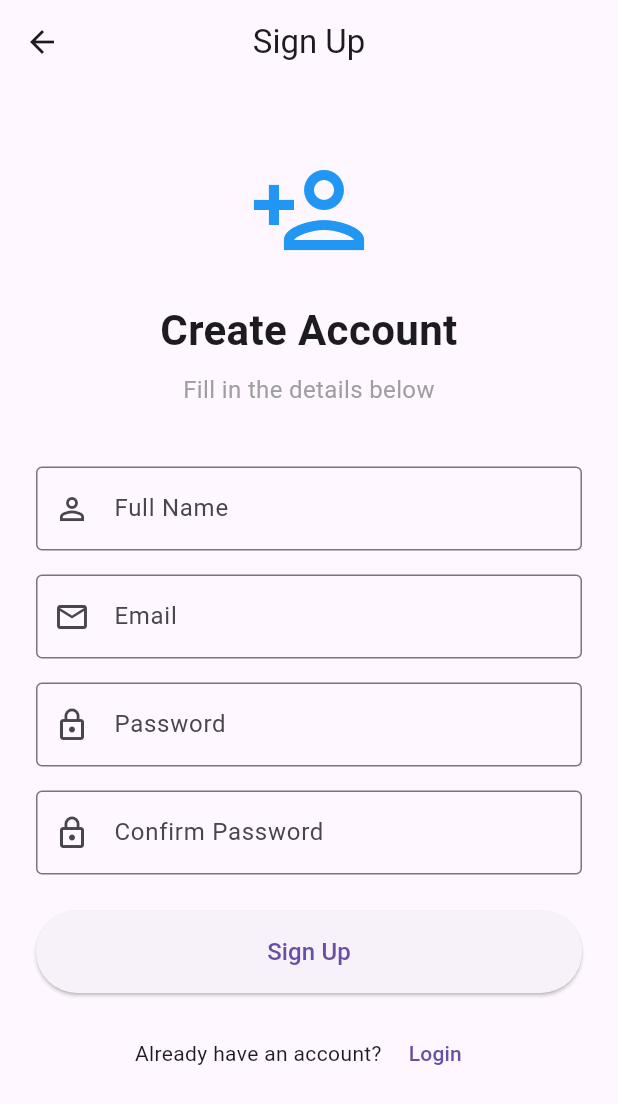
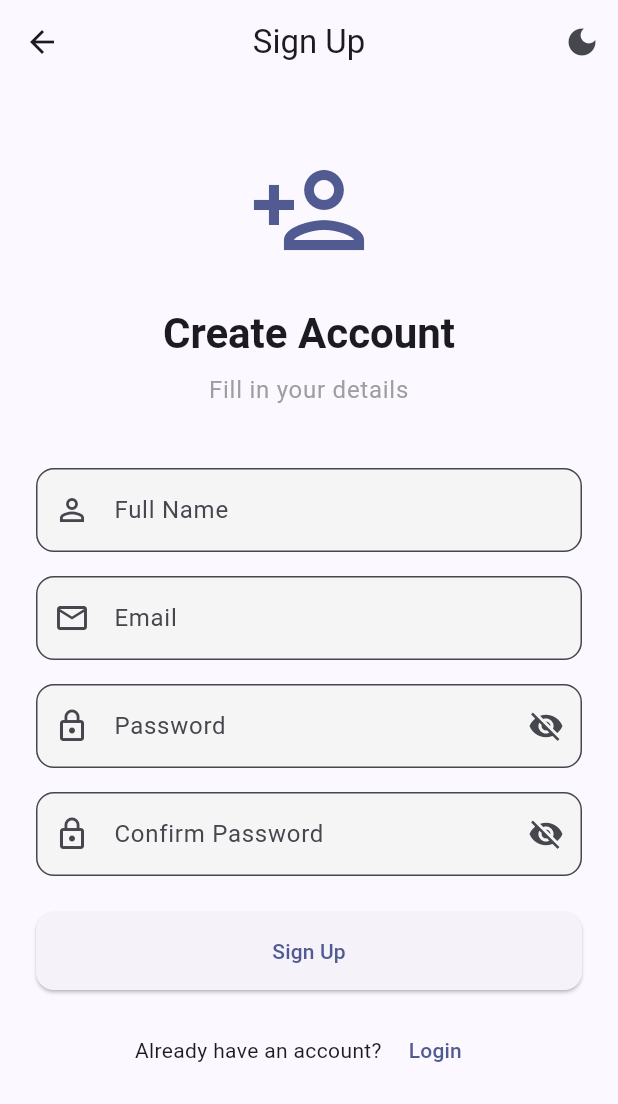
Before and after one commit to SaintThis/flutter_test_1, a Flutter app: the screen it shows after launch, after a tap on "Login", after a tap on "Sign Up", on a phone screen of 412 x 824 dp. Shown: the top 1104 px of the screen. Run offline on Flutter 3.47's test engine with Material 3 defaults, Android fonts, the phone set to English and light mode, and no system bars; our stand-ins replace get, get_storage; accounts and stored records are empty.

Commit message:
feat: Implement core user authentication flow with login, signup, and home views, API service, and theme management.

```diff
--- /dev/null
+++ b/lib/controllers/theme_controller.dart
@@ -0,0 +1,84 @@
+import 'package:flutter/material.dart';
+import 'package:get/get.dart';
+import 'package:get_storage/get_storage.dart';
+
+/// ThemeController - Manages dark/light theme switching
+/// Uses GetX for reactive state management
+class ThemeController extends GetxController {
+  // GetStorage instance for saving theme preference locally
+  final GetStorage _storage = GetStorage();
+
+  // Key used to store theme preference in local storage
+  static const String _themeKey = 'is_dark_mode';
+
+  // Observable boolean - when this changes, UI automatically updates
+  // .obs makes it reactive (GetX feature)
+  final RxBool isDarkMode = false.obs;
+
+  @override
+  void onInit() {
+    super.onInit();
+    // Load saved theme preference when app starts
+    // ?? false means: if no saved value, default to light mode
+    isDarkMode.value = _storage.read(_themeKey) ?? false;
+  }
+
+  /// Toggle between dark and light theme
+  void toggleTheme() {
+    isDarkMode.value = !isDarkMode.value;
+    // Save preference to local storage so it persists after app restart
+    _storage.write(_themeKey, isDarkMode.value);
+  }
+
+  // ============ LIGHT THEME ============
+  static ThemeData get lightTheme {
+    return ThemeData(
+      useMaterial3: true,
+      brightness: Brightness.light,
+      colorScheme: ColorScheme.fromSeed(
+        seedColor: Colors.indigo,
+        brightness: Brightness.light,
+      ),
+      // Input field styling
+      inputDecorationTheme: InputDecorationTheme(
+        filled: true,
+        fillColor: Colors.grey.shade100,
+        border: OutlineInputBorder(borderRadius: BorderRadius.circular(12)),
+      ),
+      // Button styling
+      elevatedButtonTheme: ElevatedButtonThemeData(
+        style: ElevatedButton.styleFrom(
+          padding: const EdgeInsets.symmetric(vertical: 16),
+          shape: RoundedRectangleBorder(
+            borderRadius: BorderRadius.circular(12),
+          ),
+        ),
+      ),
+    );
+  }
+
+  // ============ DARK THEME ============
+  static ThemeData get darkTheme {
+    return ThemeData(
+      useMaterial3: true,
+      brightness: Brightness.dark,
+      colorScheme: ColorScheme.fromSeed(
+        seedColor: Colors.indigo,
+        brightness: Brightness.dark,
+      ),
+      inputDecorationTheme: InputDecorationTheme(
+        filled: true,
+        fillColor: Colors.grey.shade800,
+        border: OutlineInputBorder(borderRadius: BorderRadius.circular(12)),
+      ),
+      elevatedButtonTheme: ElevatedButtonThemeData(
+        style: ElevatedButton.styleFrom(
+          padding: const EdgeInsets.symmetric(vertical: 16),
+          shape: RoundedRectangleBorder(
+            borderRadius: BorderRadius.circular(12),
+          ),
+        ),
+      ),
+    );
+  }
+}
--- a/lib/main.dart
+++ b/lib/main.dart
@@ -2,34 +2,64 @@ import 'package:flutter/material.dart';
 import 'package:get/get.dart';
 import 'package:get_storage/get_storage.dart';
 import 'controllers/auth_controller.dart';
+import 'controllers/theme_controller.dart';
 import 'routes/app_routes.dart';
 
+/// Main entry point of the application
 void main() async {
+  // Ensure Flutter is initialized before async operations
   WidgetsFlutterBinding.ensureInitialized();
+
+  // Initialize GetStorage for local data persistence
   await GetStorage.init();
 
-  // Inject AuthController
+  // Register controllers using GetX dependency injection
+  // Get.put() makes the controller available globally via Get.find()
+  Get.put(ThemeController());
   Get.put(AuthController());
 
   runApp(const MyApp());
 }
 
+/// Root widget of the application
 class MyApp extends StatelessWidget {
   const MyApp({super.key});
 
   @override
   Widget build(BuildContext context) {
-    return GetMaterialApp(
-      title: 'Flutter Auth Demo',
-      debugShowCheckedModeBanner: false,
-      theme: ThemeData(primarySwatch: Colors.blue, useMaterial3: true),
-      initialRoute: _getInitialRoute(),
-      getPages: AppRoutes.routes,
+    // Get the theme controller to watch for theme changes
+    final themeController = Get.find<ThemeController>();
+
+    // Obx rebuilds when isDarkMode changes
+    return Obx(
+      () => GetMaterialApp(
+        title: 'Flutter Auth Demo',
+        debugShowCheckedModeBanner: false,
+
+        // Light theme configuration
+        theme: ThemeController.lightTheme,
+
+        // Dark theme configuration
+        darkTheme: ThemeController.darkTheme,
+
+        // Current theme mode based on controller state
+        themeMode: themeController.isDarkMode.value
+            ? ThemeMode.dark
+            : ThemeMode.light,
+
+        // Initial route - check if user is already logged in
+        initialRoute: _getInitialRoute(),
+
+        // All available routes
+        getPages: AppRoutes.routes,
+      ),
     );
   }
 
+  /// Determine initial route based on login status
   String _getInitialRoute() {
     final authController = Get.find<AuthController>();
+    // If user is logged in, go to home; otherwise go to login
     return authController.isLoggedIn ? AppRoutes.home : AppRoutes.login;
   }
 }
--- a/lib/routes/app_routes.dart
+++ b/lib/routes/app_routes.dart
@@ -3,11 +3,15 @@ import '../views/login_view.dart';
 import '../views/signup_view.dart';
 import '../views/home_view.dart';
 
+/// AppRoutes - Centralized route configuration
+/// All navigation routes are defined here for easy management
 class AppRoutes {
+  // Route name constants - prevents typos when navigating
   static const String login = '/login';
   static const String signup = '/signup';
   static const String home = '/home';
 
+  // GetX page routes
   static final routes = [
     GetPage(name: login, page: () => LoginView()),
     GetPage(name: signup, page: () => SignupView()),
--- a/lib/views/login_view.dart
+++ b/lib/views/login_view.dart
@@ -1,18 +1,46 @@
 import 'package:flutter/material.dart';
 import 'package:get/get.dart';
 import '../controllers/auth_controller.dart';
+import '../controllers/theme_controller.dart';
 import '../routes/app_routes.dart';
 
+/// LoginView - Login screen UI
+/// This is the VIEW in MVC pattern - only handles UI, no business logic
 class LoginView extends StatelessWidget {
   LoginView({super.key});
 
+  // Get controllers using GetX dependency injection
+  // Get.find() retrieves the controller that was registered in main.dart
   final AuthController _authController = Get.find<AuthController>();
+  final ThemeController _themeController = Get.find<ThemeController>();
+
+  // Form key for validation
   final _formKey = GlobalKey<FormState>();
+
+  // Local state for password visibility toggle
+  final RxBool _obscurePassword = true.obs;
 
   @override
   Widget build(BuildContext context) {
     return Scaffold(
-      appBar: AppBar(title: const Text('Login'), centerTitle: true),
+      appBar: AppBar(
+        title: const Text('Login'),
+        centerTitle: true,
+        actions: [
+          // Theme toggle button
+          Obx(
+            () => IconButton(
+              onPressed: () => _themeController.toggleTheme(),
+              icon: Icon(
+                _themeController.isDarkMode.value
+                    ? Icons.light_mode
+                    : Icons.dark_mode,
+              ),
+              tooltip: 'Toggle Theme',
+            ),
+          ),
+        ],
+      ),
       body: SafeArea(
         child: SingleChildScrollView(
           padding: const EdgeInsets.all(24.0),
@@ -22,19 +50,30 @@ class LoginView extends StatelessWidget {
               crossAxisAlignment: CrossAxisAlignment.stretch,
               children: [
                 const SizedBox(height: 40),
-                // Logo or Title
-                const Icon(Icons.lock_outline, size: 80, color: Colors.blue),
-                const SizedBox(height: 20),
-                const Text(
+
+                // App Icon
+                Icon(
+                  Icons.lock_outline,
+                  size: 80,
+                  color: Theme.of(context).colorScheme.primary,
+                ),
+                const SizedBox(height: 24),
+
+                // Welcome Text
+                Text(
                   'Welcome Back',
                   textAlign: TextAlign.center,
-                  style: TextStyle(fontSize: 28, fontWeight: FontWeight.bold),
+                  style: Theme.of(context).textTheme.headlineMedium?.copyWith(
+                    fontWeight: FontWeight.bold,
+                  ),
                 ),
                 const SizedBox(height: 8),
-                const Text(
+                Text(
                   'Sign in to continue',
                   textAlign: TextAlign.center,
-                  style: TextStyle(fontSize: 16, color: Colors.grey),
+                  style: Theme.of(
+                    context,
+                  ).textTheme.bodyLarge?.copyWith(color: Colors.grey),
                 ),
                 const SizedBox(height: 40),
 
@@ -43,8 +82,8 @@ class LoginView extends StatelessWidget {
                   decoration: const InputDecoration(
                     labelText: 'Username',
                     prefixIcon: Icon(Icons.person_outline),
-                    border: OutlineInputBorder(),
                   ),
+                  // Update controller value when text changes
                   onChanged: (value) => _authController.username.value = value,
                   validator: (value) {
                     if (value == null || value.isEmpty) {
@@ -55,36 +94,51 @@ class LoginView extends StatelessWidget {
                 ),
                 const SizedBox(height: 16),
 
-                // Password Field
-                TextFormField(
-                  obscureText: true,
-                  decoration: const InputDecoration(
+                // Password Field with visibility toggle
+                Obx(
+                  () => TextFormField(
+                    obscureText: _obscurePassword.value,
+                    decoration: InputDecoration(
                       labelText: 'Password',
-                    prefixIcon: Icon(Icons.lock_outline),
-                    border: OutlineInputBorder(),
+                      prefixIcon: const Icon(Icons.lock_outline),
+                      // Suffix icon to toggle password visibility
+                      suffixIcon: IconButton(
+                        icon: Icon(
+                          _obscurePassword.value
+                              ? Icons.visibility_off
+                              : Icons.visibility,
                         ),
-                  onChanged: (value) => _authController.password.value = value,
-                  validator: (value) => _authController.validatePassword(value),
+                        onPressed: () =>
+                            _obscurePassword.value = !_obscurePassword.value,
+                      ),
+                    ),
+                    onChanged: (value) =>
+                        _authController.password.value = value,
+                    validator: (value) =>
+                        _authController.validatePassword(value),
+                  ),
                 ),
                 const SizedBox(height: 24),
 
                 // Login Button
+                // Obx rebuilds when isLoading changes
                 Obx(
                   () => ElevatedButton(
+                    // Disable button when loading
                     onPressed: _authController.isLoading.value
                         ? null
                         : () async {
+                            // Validate form first
                             if (_formKey.currentState!.validate()) {
                               final success = await _authController.login();
                               if (success) {
+                                // Navigate to home and remove login from stack
                                 Get.offAllNamed(AppRoutes.home);
                               }
                             }
                           },
-                    style: ElevatedButton.styleFrom(
-                      padding: const EdgeInsets.symmetric(vertical: 16),
-                    ),
                     child: _authController.isLoading.value
+                        // Show loading indicator when loading
                         ? const SizedBox(
                             height: 20,
                             width: 20,
@@ -93,12 +147,12 @@ class LoginView extends StatelessWidget {
                               color: Colors.white,
                             ),
                           )
-                        : const Text('Login', style: TextStyle(fontSize: 16)),
+                        : const Text('Login'),
                   ),
                 ),
                 const SizedBox(height: 16),
 
-                // Signup Navigation
+                // Sign Up Navigation
                 Row(
                   mainAxisAlignment: MainAxisAlignment.center,
                   children: [
@@ -112,22 +166,20 @@ class LoginView extends StatelessWidget {
 
                 // Test Credentials Info
                 const SizedBox(height: 40),
-                Container(
+                Card(
+                  child: Padding(
                     padding: const EdgeInsets.all(16),
-                  decoration: BoxDecoration(
-                    color: Colors.blue.withValues(alpha: 0.1),
-                    borderRadius: BorderRadius.circular(8),
-                  ),
-                  child: const Column(
+                    child: Column(
                       children: [
                         Text(
                           'Test Credentials',
-                        style: TextStyle(fontWeight: FontWeight.bold),
+                          style: Theme.of(context).textTheme.titleSmall,
                         ),
-                      SizedBox(height: 8),
-                      Text('Username: emilys'),
-                      Text('Password: emilyspass'),
+                        const SizedBox(height: 8),
+                        const Text('Username: emilys'),
+                        const Text('Password: emilyspass'),
                       ],
+                    ),
                   ),
                 ),
               ],
--- a/lib/views/signup_view.dart
+++ b/lib/views/signup_view.dart
@@ -1,18 +1,41 @@
 import 'package:flutter/material.dart';
 import 'package:get/get.dart';
 import '../controllers/auth_controller.dart';
+import '../controllers/theme_controller.dart';
 import '../routes/app_routes.dart';
 
+/// SignupView - Registration screen UI
+/// VIEW in MVC pattern - only handles UI
 class SignupView extends StatelessWidget {
   SignupView({super.key});
 
   final AuthController _authController = Get.find<AuthController>();
+  final ThemeController _themeController = Get.find<ThemeController>();
   final _formKey = GlobalKey<FormState>();
+
+  // Password visibility toggles
+  final RxBool _obscurePassword = true.obs;
+  final RxBool _obscureConfirmPassword = true.obs;
 
   @override
   Widget build(BuildContext context) {
     return Scaffold(
-      appBar: AppBar(title: const Text('Sign Up'), centerTitle: true),
+      appBar: AppBar(
+        title: const Text('Sign Up'),
+        centerTitle: true,
+        actions: [
+          Obx(
+            () => IconButton(
+              onPressed: () => _themeController.toggleTheme(),
+              icon: Icon(
+                _themeController.isDarkMode.value
+                    ? Icons.light_mode
+                    : Icons.dark_mode,
+              ),
+            ),
+          ),
+        ],
+      ),
       body: SafeArea(
         child: SingleChildScrollView(
           padding: const EdgeInsets.all(24.0),
@@ -22,23 +45,30 @@ class SignupView extends StatelessWidget {
               crossAxisAlignment: CrossAxisAlignment.stretch,
               children: [
                 const SizedBox(height: 20),
-                // Title
-                const Icon(
+
+                // Icon
+                Icon(
                   Icons.person_add_outlined,
                   size: 80,
-                  color: Colors.blue,
+                  color: Theme.of(context).colorScheme.primary,
                 ),
-                const SizedBox(height: 20),
-                const Text(
+                const SizedBox(height: 24),
+
+                // Title
+                Text(
                   'Create Account',
                   textAlign: TextAlign.center,
-                  style: TextStyle(fontSize: 28, fontWeight: FontWeight.bold),
+                  style: Theme.of(context).textTheme.headlineMedium?.copyWith(
+                    fontWeight: FontWeight.bold,
+                  ),
                 ),
                 const SizedBox(height: 8),
-                const Text(
-                  'Fill in the details below',
+                Text(
+                  'Fill in your details',
                   textAlign: TextAlign.center,
-                  style: TextStyle(fontSize: 16, color: Colors.grey),
+                  style: Theme.of(
+                    context,
+                  ).textTheme.bodyLarge?.copyWith(color: Colors.grey),
                 ),
                 const SizedBox(height: 40),
 
@@ -47,7 +77,6 @@ class SignupView extends StatelessWidget {
                   decoration: const InputDecoration(
                     labelText: 'Full Name',
                     prefixIcon: Icon(Icons.person_outline),
-                    border: OutlineInputBorder(),
                   ),
                   onChanged: (value) => _authController.fullName.value = value,
                   validator: (value) => _authController.validateName(value),
@@ -60,7 +89,6 @@ class SignupView extends StatelessWidget {
                   decoration: const InputDecoration(
                     labelText: 'Email',
                     prefixIcon: Icon(Icons.email_outlined),
-                    border: OutlineInputBorder(),
                   ),
                   onChanged: (value) => _authController.email.value = value,
                   validator: (value) => _authController.validateEmail(value),
@@ -68,34 +96,56 @@ class SignupView extends StatelessWidget {
                 const SizedBox(height: 16),
 
                 // Password Field
-                TextFormField(
-                  obscureText: true,
-                  decoration: const InputDecoration(
+                Obx(
+                  () => TextFormField(
+                    obscureText: _obscurePassword.value,
+                    decoration: InputDecoration(
                       labelText: 'Password',
-                    prefixIcon: Icon(Icons.lock_outline),
-                    border: OutlineInputBorder(),
+                      prefixIcon: const Icon(Icons.lock_outline),
+                      suffixIcon: IconButton(
+                        icon: Icon(
+                          _obscurePassword.value
+                              ? Icons.visibility_off
+                              : Icons.visibility,
                         ),
-                  onChanged: (value) => _authController.password.value = value,
-                  validator: (value) => _authController.validatePassword(value),
+                        onPressed: () =>
+                            _obscurePassword.value = !_obscurePassword.value,
+                      ),
+                    ),
+                    onChanged: (value) =>
+                        _authController.password.value = value,
+                    validator: (value) =>
+                        _authController.validatePassword(value),
+                  ),
                 ),
                 const SizedBox(height: 16),
 
                 // Confirm Password Field
-                TextFormField(
-                  obscureText: true,
-                  decoration: const InputDecoration(
+                Obx(
+                  () => TextFormField(
+                    obscureText: _obscureConfirmPassword.value,
+                    decoration: InputDecoration(
                       labelText: 'Confirm Password',
-                    prefixIcon: Icon(Icons.lock_outline),
-                    border: OutlineInputBorder(),
+                      prefixIcon: const Icon(Icons.lock_outline),
+                      suffixIcon: IconButton(
+                        icon: Icon(
+                          _obscureConfirmPassword.value
+                              ? Icons.visibility_off
+                              : Icons.visibility,
+                        ),
+                        onPressed: () => _obscureConfirmPassword.value =
+                            !_obscureConfirmPassword.value,
+                      ),
                     ),
                     onChanged: (value) =>
                         _authController.confirmPassword.value = value,
                     validator: (value) =>
                         _authController.validateConfirmPassword(value),
                   ),
+                ),
                 const SizedBox(height: 24),
 
-                // Signup Button
+                // Sign Up Button
                 Obx(
                   () => ElevatedButton(
                     onPressed: _authController.isLoading.value
@@ -108,9 +158,6 @@ class SignupView extends StatelessWidget {
                               }
                             }
                           },
-                    style: ElevatedButton.styleFrom(
-                      padding: const EdgeInsets.symmetric(vertical: 16),
-                    ),
                     child: _authController.isLoading.value
                         ? const SizedBox(
                             height: 20,
@@ -120,7 +167,7 @@ class SignupView extends StatelessWidget {
                               color: Colors.white,
                             ),
                           )
-                        : const Text('Sign Up', style: TextStyle(fontSize: 16)),
+                        : const Text('Sign Up'),
                   ),
                 ),
                 const SizedBox(height: 16),
```
Also changed, not shown: lib/controllers/auth_controller.dart (+50 -32 lines), lib/services/api_service.dart (+15 -6 lines), lib/views/home_view.dart (+74 -35 lines), 1 other file. Lines whose indentation alone changed are shown as unchanged.
